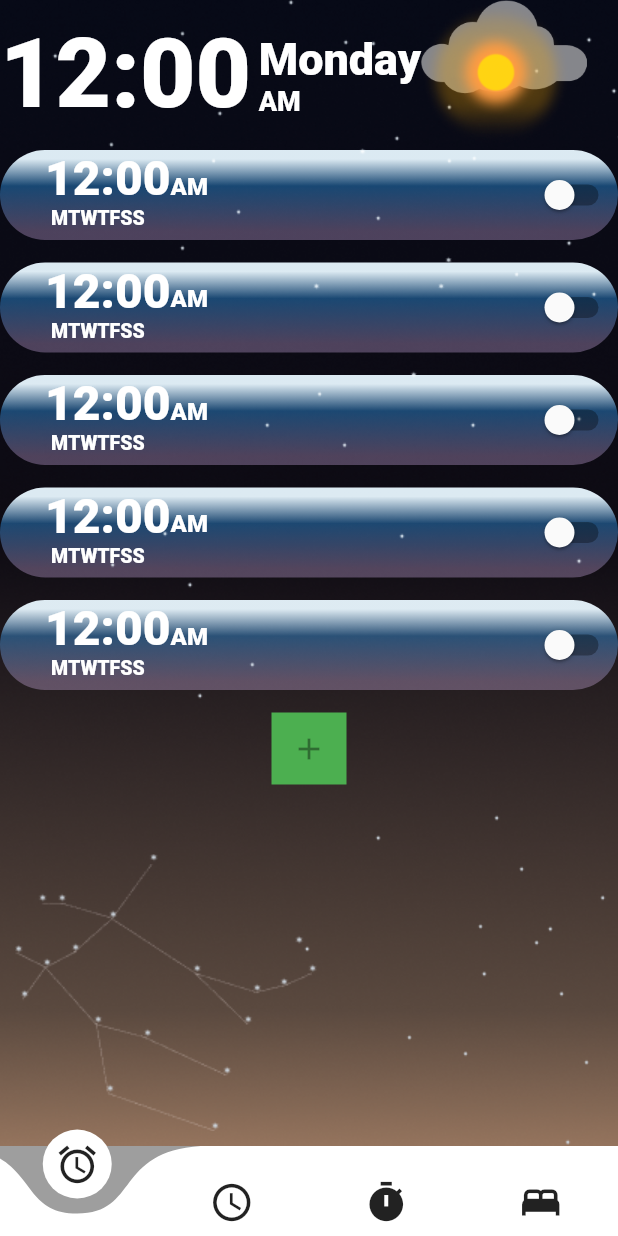
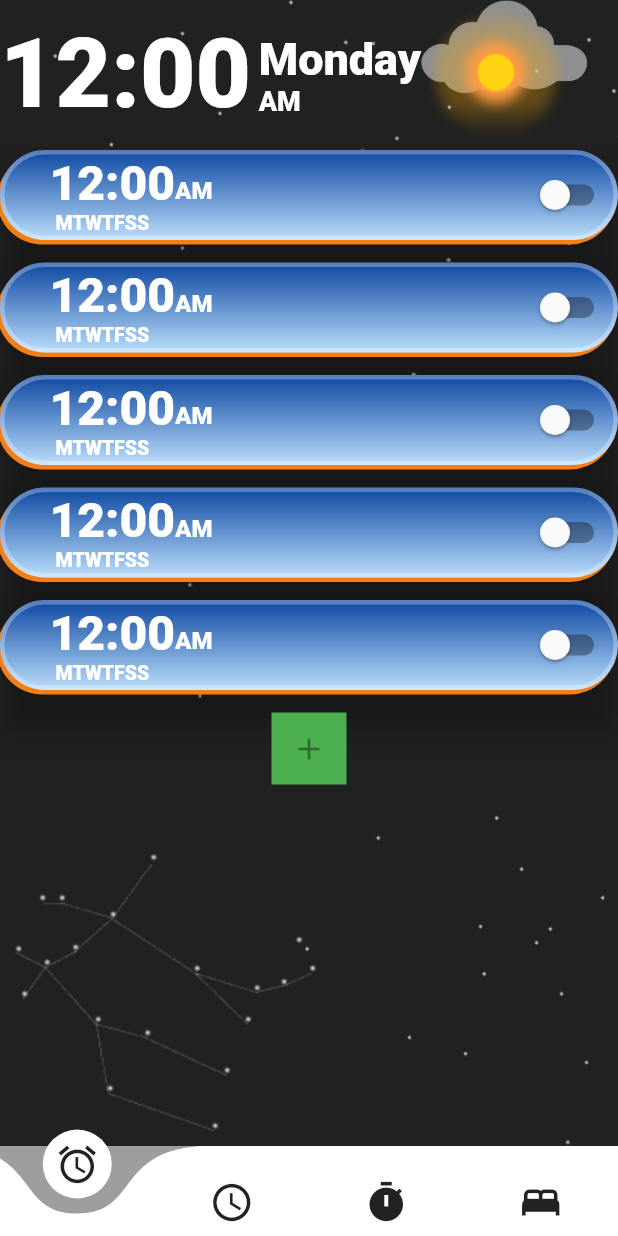
Before and after one commit to FunAndSimple/first_clock_app, a Flutter app: the screen it shows after launch, on a phone screen of 412 x 824 dp. Run offline on Flutter 3.47's test engine with Material 2 defaults, Android fonts, the light colour scheme and no system bars; drawn by our look-alikes of animated_background, curved_navigation_bar; Roboto replaces fonts that are missing (SF Pro Display).

Commit message:
v1.1.1
Alternative with more plain colours

```diff
--- a/lib/homepage.dart
+++ b/lib/homepage.dart
@@ -37,11 +37,12 @@ class _HomePageState extends State<HomePage> with TickerProviderStateMixin {
             child: Stack(
               children: [
                 Container(
-                  decoration: const BoxDecoration(
-                    image: DecorationImage(
-                        image: AssetImage('assets/images/bgDark.png'),
-                        fit: BoxFit.cover),
-                  ),
+                  color: Colors.grey.shade900,
+                  // decoration: const BoxDecoration(
+                  //   image: DecorationImage(
+                  //       image: AssetImage('assets/images/bgDark.png'),
+                  //       fit: BoxFit.cover),
+                  // ),
                 ),
                 // Container(decoration: CustomTheme.bgLight),
                 Container(
@@ -209,7 +210,7 @@ class _HomePageState extends State<HomePage> with TickerProviderStateMixin {
     );
   }
 
-  Container buildCard() {
+  Widget buildCard() {
     // (List<int> activeDays)
     // activeDays.forEach((activeDay) {days.get(activeDay).isActive = true });
     // HashMap<int, Days> days = HashMap();
@@ -235,11 +236,16 @@ class _HomePageState extends State<HomePage> with TickerProviderStateMixin {
 
     bool isSwitched = false;
 
-    return Container(
+    return Material(
+      elevation: 8,
+      color: Colors.transparent,
+      child: Container(
         margin: const EdgeInsets.fromLTRB(0, 0, 0, 15),
         padding: const EdgeInsets.fromLTRB(30, 0, 0, 0),
         width: double.infinity,
         height: 60,
+        // color:
+
         decoration: CustomTheme.cardGrad,
         child: Row(
           mainAxisAlignment: MainAxisAlignment.spaceBetween,
@@ -285,6 +291,7 @@ class _HomePageState extends State<HomePage> with TickerProviderStateMixin {
             ),
           ],
         ),
+      ),
     );
   }
 
--- a/lib/themes.dart
+++ b/lib/themes.dart
@@ -12,22 +12,50 @@ class CustomTheme with ChangeNotifier {
   }
 
   static Decoration get cardGrad {
-    return const BoxDecoration(
-      backgroundBlendMode: BlendMode.screen,
+    return BoxDecoration(
+      // backgroundBlendMode: BlendMode.colorBurn,
+
       shape: BoxShape.rectangle,
-      borderRadius: BorderRadius.all(Radius.circular(32)),
-      // borderRadius: BorderRadius.only(
-      // topLeft: Radius.circular(32), bottomLeft: Radius.circular(32)),
+      borderRadius: const BorderRadius.all(Radius.circular(32)),
+
+      border: Border.all(color: Colors.white30, width: 3),
+      boxShadow: [
+        BoxShadow(
+          color: Colors.yellow.shade900,
+          // blurRadius: 4,
+          offset: const Offset(-2, 3), // Shadow position
+        ),
+      ],
+      // color: Colors.transparent,
       gradient: LinearGradient(
+        colors: [
+          Colors.blue.shade900,
+          Colors.blue.shade100,
+        ],
+        stops: const [0, 1],
         begin: Alignment.topCenter,
         end: Alignment.bottomCenter,
-        stops: [0.1, 0.4, 0.9],
-        colors: [
-          Color(0xFFDAE9F1),
-          Color(0xFF104066),
-          Color(0xFF463A4E),
-        ],
       ),
+      // gradient: LinearGradient(
+      //     begin: Alignment.topCenter,
+      //     end: Alignment.bottomCenter,
+      //     // stops: [0.1, 0.4, 0.9],
+      //     // colors: [
+      //     //   Color(0xFFDAE9F1),
+      //     //   Color(0xFF104066),
+      //     //   Color(0xFF463A4E),
+      //     // ],
+      //     //
+      //     //
+      //     //
+      //     stops: const [
+      //       0,
+      //       1
+      //     ],
+      //     colors: [
+      //       Colors.pink.shade100,
+      //       Colors.purple.shade900,
+      //     ]),
     );
   }
 
--- a/pubspec.yaml
+++ b/pubspec.yaml
@@ -27,6 +27,7 @@ environment:
 # the latest version available on pub.dev. To see which dependencies have newer
 # versions available, run `flutter pub outdated`.
 dependencies:
+  blurrycontainer: ^1.0.2
   widget_mask: ^1.0.0+0
   curved_navigation_bar: ^1.0.3 #latest version
   animated_background: ^2.0.0
```
Also changed, not shown: pubspec.lock. Lines whose indentation alone changed are shown as unchanged.
